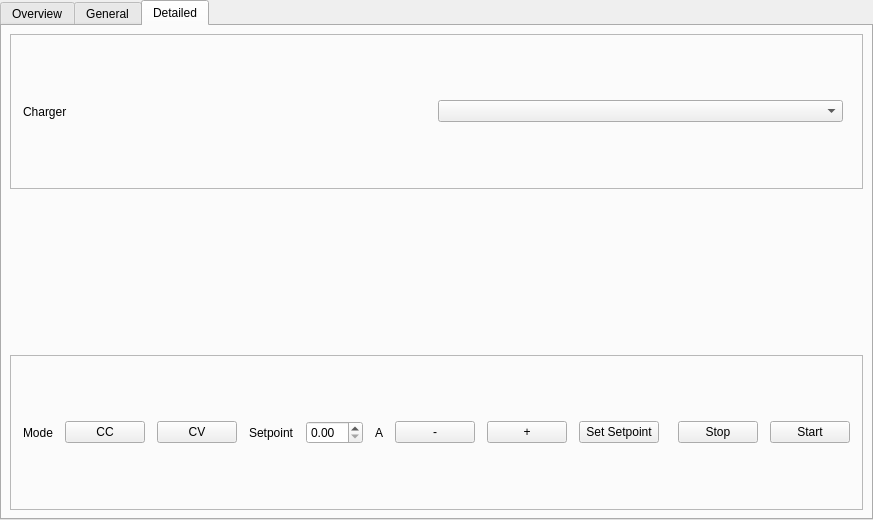
First picture: the form in Software/Interface/ui/charger_status/charger_status_widget.ui, repository ElOvo123/Cellcharger, before the edit.
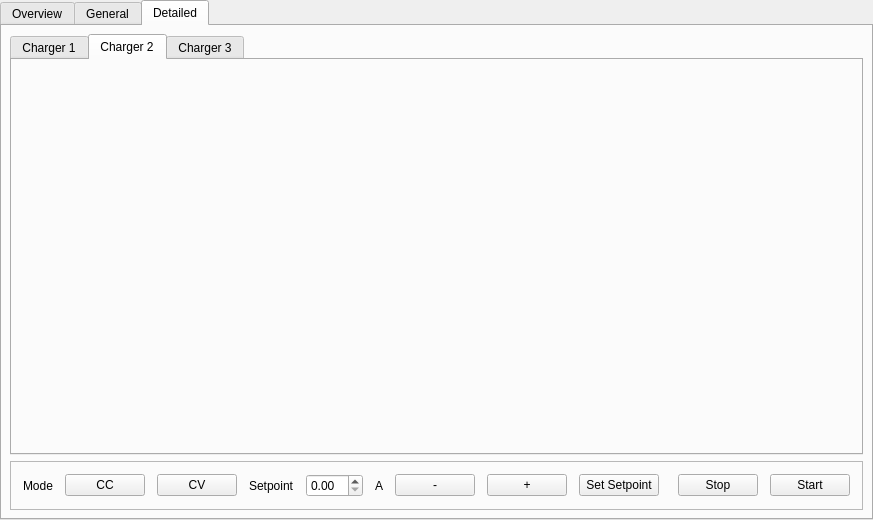
Second picture: the form after the edit. The open tabs and pages were chosen to show the change.

```diff
--- a/Software/Interface/ui/charger_status/charger_status_widget.ui
+++ b/Software/Interface/ui/charger_status/charger_status_widget.ui
@@ -601,49 +601,104 @@
         <number>8</number>
        </property>
        <item>
-        <widget class="QFrame" name="detailedTopBarFrame">
-         <property name="frameShape">
-          <enum>QFrame::StyledPanel</enum>
+        <widget class="QTabWidget" name="detailedChargerTabWidget">
+         <property name="currentIndex">
+          <number>0</number>
          </property>
-         <layout class="QHBoxLayout" name="detailedTopBarLayout">
+         <widget class="QWidget" name="detailedChargerTab1">
+          <attribute name="title">
+           <string>Charger 1</string>
+          </attribute>
+          <layout class="QVBoxLayout" name="detailedChargerTabLayout1">
           <property name="leftMargin">
-           <number>12</number>
+            <number>0</number>
           </property>
           <property name="topMargin">
-           <number>12</number>
+            <number>8</number>
           </property>
           <property name="rightMargin">
-           <number>12</number>
+            <number>0</number>
           </property>
           <property name="bottomMargin">
-           <number>12</number>
-          </property>
-          <property name="spacing">
-           <number>10</number>
-          </property>
+            <number>0</number>
+           </property>
           <item>
-           <widget class="QLabel" name="detailedChargerLabel">
-            <property name="text">
-             <string>Charger</string>
-            </property>
-           </widget>
-          </item>
+            <widget class="QWidget" name="detailedPlotHost1">
+             <layout class="QVBoxLayout" name="detailedPlotHostLayout1">
+              <property name="leftMargin">
+               <number>0</number>
+              </property>
+              <property name="topMargin">
+               <number>0</number>
+              </property>
+              <property name="rightMargin">
+               <number>0</number>
+              </property>
+              <property name="bottomMargin">
+               <number>0</number>
+              </property>
+             </layout>
+            </widget>
+           </item>
+          </layout>
+         </widget>
+         <widget class="QWidget" name="detailedChargerTab2">
+          <attribute name="title">
+           <string>Charger 2</string>
+          </attribute>
+          <layout class="QVBoxLayout" name="detailedChargerTabLayout2">
+           <property name="leftMargin">
+            <number>0</number>
+           </property>
+           <property name="topMargin">
+            <number>8</number>
+           </property>
+           <property name="rightMargin">
+            <number>0</number>
+           </property>
+           <property name="bottomMargin">
+            <number>0</number>
+           </property>
           <item>
-           <widget class="QComboBox" name="detailedChargerComboBox"/>
-          </item>
-          <item>
-           <spacer name="detailedTopBarSpacer">
-            <property name="orientation">
-             <enum>Qt::Horizontal</enum>
-            </property>
-           </spacer>
-          </item>
+            <widget class="QWidget" name="detailedPlotHost2">
+             <layout class="QVBoxLayout" name="detailedPlotHostLayout2">
+              <property name="leftMargin">
+               <number>0</number>
+              </property>
+              <property name="topMargin">
+               <number>0</number>
+              </property>
+              <property name="rightMargin">
+               <number>0</number>
+              </property>
+              <property name="bottomMargin">
+               <number>0</number>
+              </property>
          </layout>
         </widget>
        </item>
+          </layout>
+         </widget>
+         <widget class="QWidget" name="detailedChargerTab3">
+          <attribute name="title">
+           <string>Charger 3</string>
+          </attribute>
+          <layout class="QVBoxLayout" name="detailedChargerTabLayout3">
+           <property name="leftMargin">
+            <number>0</number>
+           </property>
+           <property name="topMargin">
+            <number>8</number>
+           </property>
+           <property name="rightMargin">
+            <number>0</number>
+           </property>
+           <property name="bottomMargin">
+            <number>0</number>
+           </property>
        <item>
-        <widget class="QWidget" name="detailedPlotHost">
-         <layout class="QVBoxLayout" name="detailedPlotHostLayout">
+            <widget class="QWidget" name="detailedPlotHost3">
+             <layout class="QVBoxLayout" name="detailedPlotHostLayout3">
           <property name="leftMargin">
            <number>0</number>
           </property>
@@ -657,6 +712,10 @@
            <number>0</number>
           </property>
          </layout>
+            </widget>
+           </item>
+          </layout>
+         </widget>
         </widget>
        </item>
        <item>
```
Lines whose indentation alone changed are shown as unchanged.
